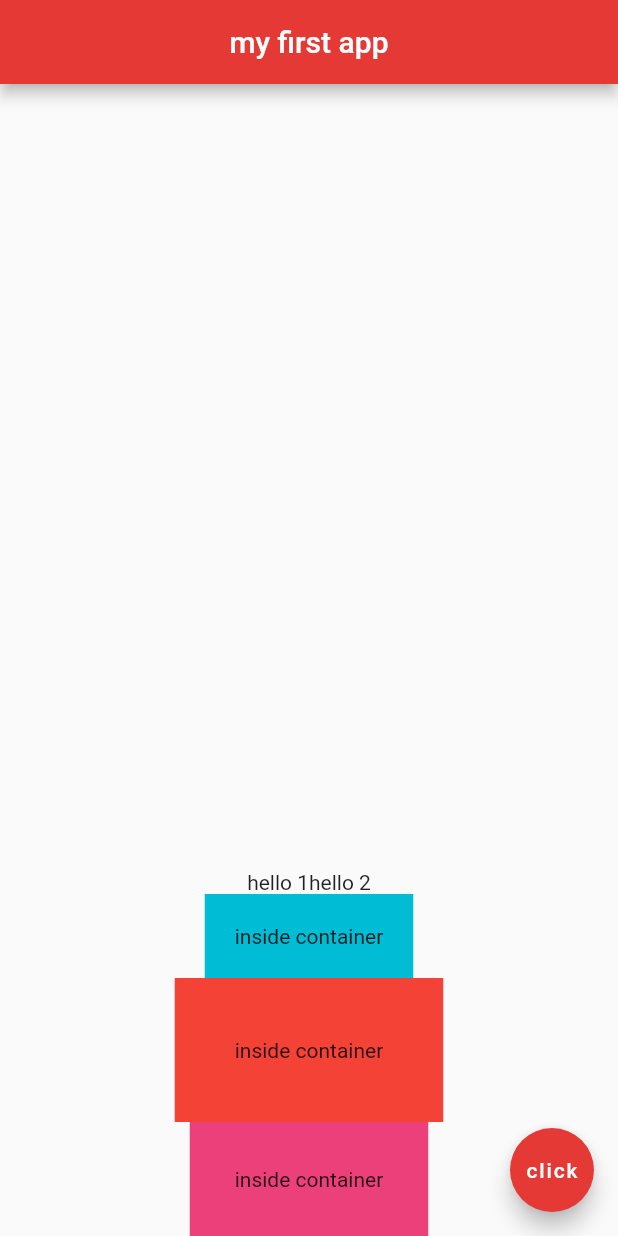
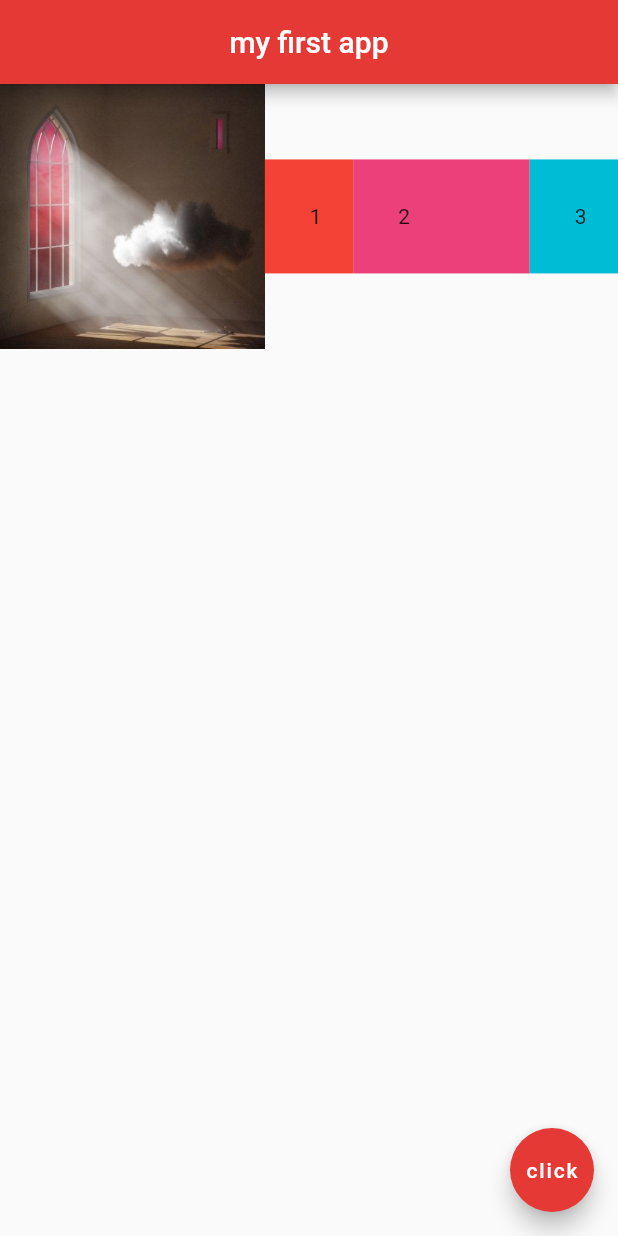
Before and after one commit to kaglet/Kwiz, a Flutter app: the screen it shows after launch, on a phone screen of 412 x 824 dp. Run offline on Flutter 3.47's test engine with Material 2 defaults, Android fonts, the phone set to English and light mode, and no system bars.

Commit message:
Add expanded widgets

```diff
--- a/lib/main.dart
+++ b/lib/main.dart
@@ -17,31 +17,37 @@ class Home extends StatelessWidget {
         centerTitle: true,
         backgroundColor: Colors.red[600],
       ),
-      body: Column(
-        mainAxisAlignment: MainAxisAlignment.end,
+      body: Row(
+        mainAxisAlignment: MainAxisAlignment.start,
         crossAxisAlignment: CrossAxisAlignment.center,
         children: <Widget>[
-          Row(
-            mainAxisAlignment: MainAxisAlignment.center,
-            children: <Widget>[
-              Text('hello 1'),
-              Text('hello 2'),
-            ],
+          Expanded(
+            flex: 3,
+            child: Image.asset('assets/apparat-damonen.jpg'),
           ),
-          Container(
-            color: Colors.cyan,
-            padding: EdgeInsets.all(20.0),
-            child: Text('inside container'),
+          Expanded(
+            flex: 1,
+            child: Container(
+              color: Colors.red.shade500,
+              padding: EdgeInsets.all(30.0),
+              child: Text('1'),
+            ),
           ),
-          Container(
-            color: Colors.red.shade500,
-            padding: EdgeInsets.all(40.0),
-            child: Text('inside container'),
+          Expanded(
+            flex: 2,
+            child: Container(
+              color: Colors.pink.shade400,
+              padding: EdgeInsets.all(30.0),
+              child: Text('2'),
+            ),
           ),
-          Container(
-            color: Colors.pink.shade400,
-            padding: EdgeInsets.all(30.0),
-            child: Text('inside container'),
+          Expanded(
+            flex: 1,
+            child: Container(
+              color: Colors.cyan,
+              padding: EdgeInsets.all(30.0),
+              child: Text('3'),
+            ),
           )
         ],
       ),
```
